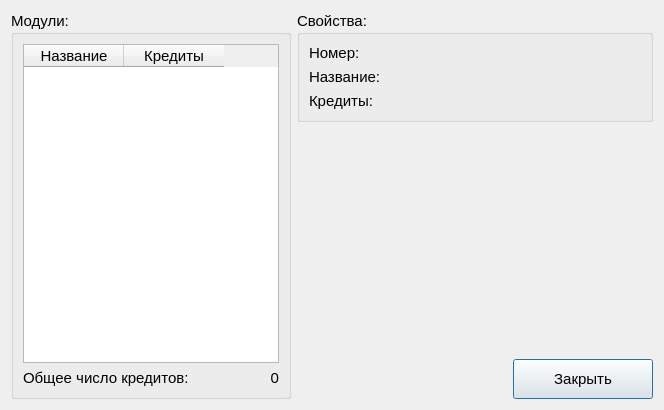
Before: the Qt Designer form moduleviewerdialog.ui in skripach2111/Kursovoy, drawn with Qt 5.
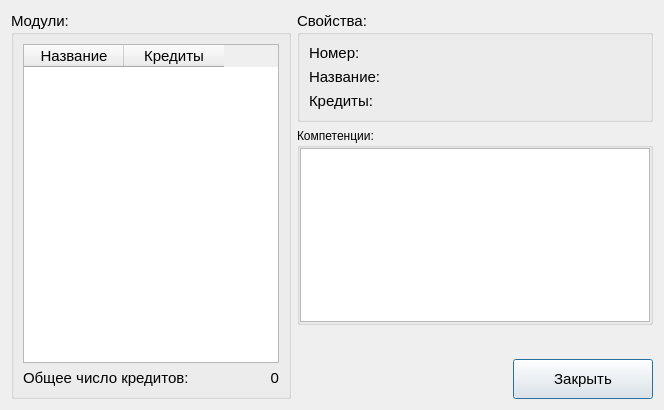
After: the same form once the commit is applied.

Commit message: Окно выбора компетенции и другие правки..

```diff
--- a/moduleviewerdialog.ui
+++ b/moduleviewerdialog.ui
@@ -14,6 +14,19 @@
    <string>Dialog</string>
   </property>
   <layout class="QGridLayout" name="gridLayout_3">
+   <item row="2" column="2">
+    <spacer name="verticalSpacer">
+     <property name="orientation">
+      <enum>Qt::Vertical</enum>
+     </property>
+     <property name="sizeHint" stdset="0">
+      <size>
+       <width>20</width>
+       <height>40</height>
+      </size>
+     </property>
+    </spacer>
+   </item>
    <item row="0" column="1" colspan="2">
     <widget class="QGroupBox" name="groupBox_2">
      <property name="font">
@@ -63,6 +76,9 @@
         <property name="alignment">
          <set>Qt::AlignLeading|Qt::AlignLeft|Qt::AlignTop</set>
         </property>
+        <property name="wordWrap">
+         <bool>true</bool>
+        </property>
        </widget>
       </item>
       <item row="2" column="0">
@@ -88,7 +104,7 @@
      </layout>
     </widget>
    </item>
-   <item row="2" column="2">
+   <item row="3" column="2">
     <widget class="QPushButton" name="pushButton_close">
      <property name="sizePolicy">
       <sizepolicy hsizetype="Maximum" vsizetype="Maximum">
@@ -112,7 +128,7 @@
      </property>
     </widget>
    </item>
-   <item row="0" column="0" rowspan="3">
+   <item row="0" column="0" rowspan="4">
     <widget class="QGroupBox" name="groupBox">
      <property name="font">
       <font>
@@ -172,18 +188,32 @@
      </layout>
     </widget>
    </item>
-   <item row="1" column="2">
-    <spacer name="verticalSpacer">
-     <property name="orientation">
-      <enum>Qt::Vertical</enum>
+   <item row="1" column="1" colspan="2">
+    <widget class="QGroupBox" name="groupBox_3">
+     <property name="title">
+      <string>Компетенции:</string>
      </property>
-     <property name="sizeHint" stdset="0">
-      <size>
-       <width>20</width>
-       <height>40</height>
-      </size>
-     </property>
-    </spacer>
+     <layout class="QGridLayout" name="gridLayout_4">
+      <property name="leftMargin">
+       <number>0</number>
+      </property>
+      <property name="topMargin">
+       <number>0</number>
+      </property>
+      <property name="rightMargin">
+       <number>0</number>
+      </property>
+      <property name="bottomMargin">
+       <number>0</number>
+      </property>
+      <property name="spacing">
+       <number>0</number>
+      </property>
+      <item row="0" column="0">
+       <widget class="QListWidget" name="listWidget_listCompetences"/>
+      </item>
+     </layout>
+    </widget>
    </item>
   </layout>
  </widget>
```
The commit also changes 13 other files.
